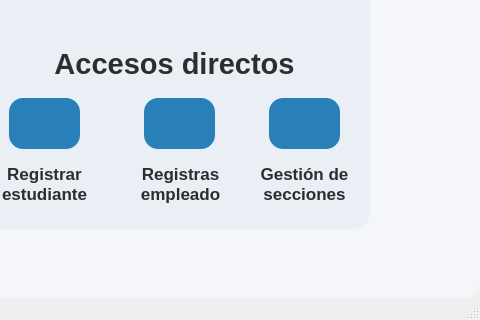
Proyecto-Uptjaa/Proyecto_SIRA, file resources/ui/main.ui: the form before one commit; both pictures show x 820 to 1300 and y 361 to 681 of the 1300 by 681 pixel window.
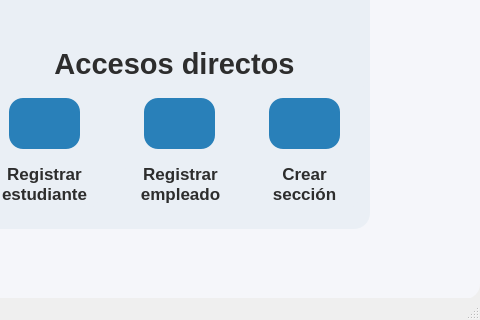
The form after the commit. Icons and pictures are not drawn. Custom widgets are drawn as their Qt base class.

Commit message: Ajuste dashboard

Diff of the .ui file:
```diff
--- a/resources/ui/main.ui
+++ b/resources/ui/main.ui
@@ -2105,7 +2105,7 @@
          <string notr="true">color: #2d2d2d</string>
         </property>
         <property name="text">
-         <string>Registras empleado</string>
+         <string>Registrar empleado</string>
         </property>
         <property name="alignment">
          <set>Qt::AlignmentFlag::AlignCenter</set>
@@ -2203,7 +2203,7 @@
          <string notr="true">color: #2d2d2d</string>
         </property>
         <property name="text">
-         <string>Gestión de secciones</string>
+         <string>Crear sección</string>
         </property>
         <property name="alignment">
          <set>Qt::AlignmentFlag::AlignCenter</set>
```
The commit also changes 1 other file.
